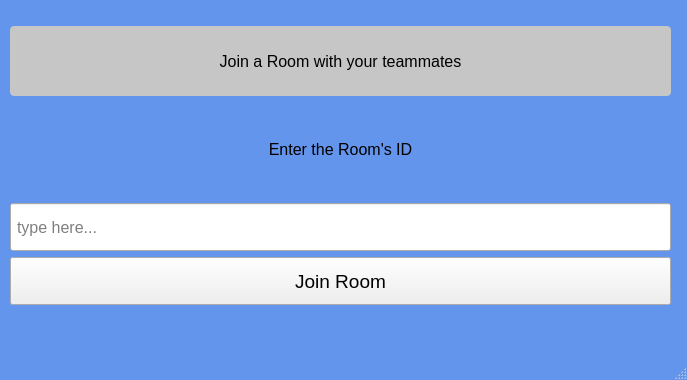
Before: the Qt Designer form join_room.ui in amxnese/DevCollab, drawn with Qt 5.
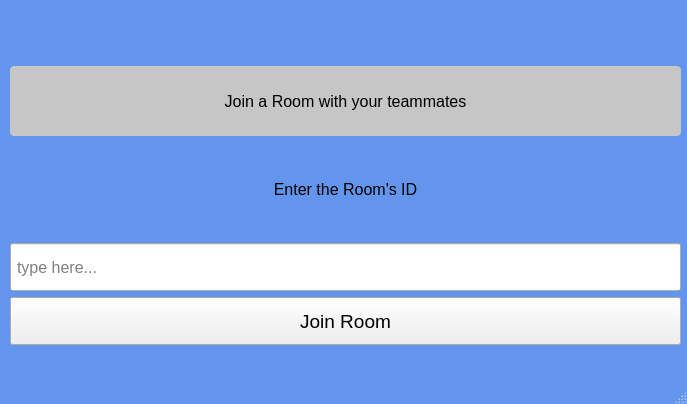
After: the same form once the commit is applied.

What changed in the file:
```diff
--- a/join_room.ui
+++ b/join_room.ui
@@ -7,7 +7,7 @@
     <x>0</x>
     <y>0</y>
     <width>687</width>
-    <height>380</height>
+    <height>404</height>
    </rect>
   </property>
   <property name="windowTitle">
@@ -23,8 +23,8 @@
     <property name="geometry">
      <rect>
       <x>10</x>
-      <y>10</y>
-      <width>661</width>
+      <y>50</y>
+      <width>671</width>
       <height>311</height>
      </rect>
     </property>
```
